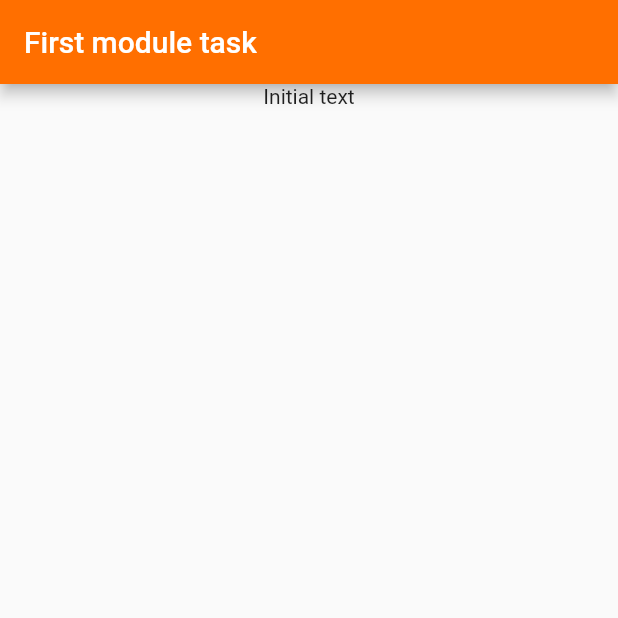
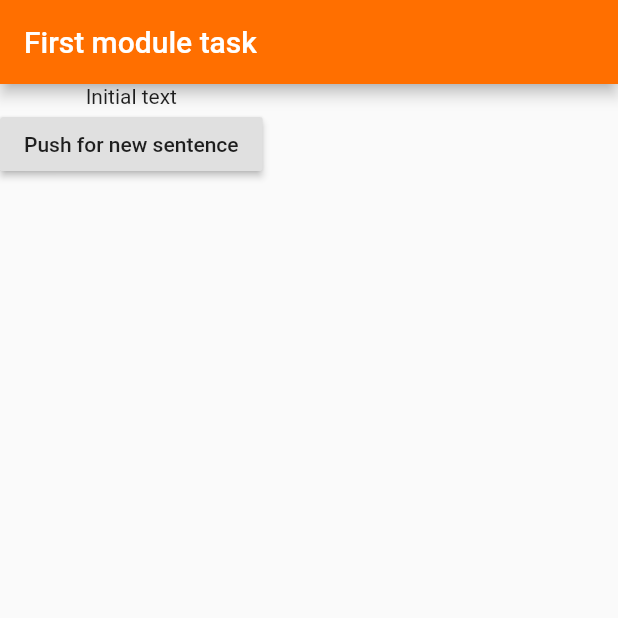
Before and after one commit to Russkazkin/flutter_assignment, a Flutter app: the screen it shows after launch, on a phone screen of 412 x 824 dp, the top half of it. Run offline on Flutter 3.47's test engine with Material 2 defaults, Android fonts, the phone set to English and light mode, and no system bars; missing offline and left inert: lipsum.

Commit message:
Add TextControll widget

```diff
--- a/lib/textControl.dart
+++ b/lib/textControl.dart
@@ -7,7 +7,11 @@ class TextControl extends StatelessWidget {
 
   @override
   Widget build(BuildContext context) {
-
-    return Container();
+    return Container(
+      child: RaisedButton(
+        onPressed: textHandler,
+        child: Text('Push for new sentence'),
+      ),
+    );
   }
 }
```
